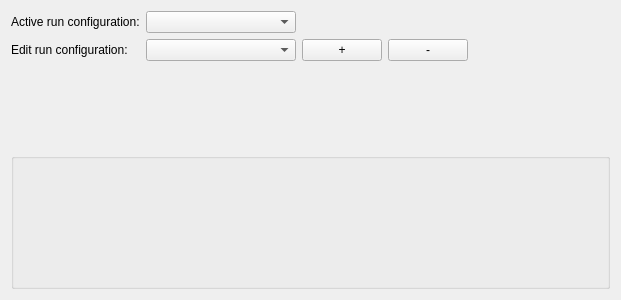
Before: the Qt Designer form src/plugins/projectexplorer/runsettingspropertiespage.ui in qt-creator/qt-creator, drawn with Qt 5.
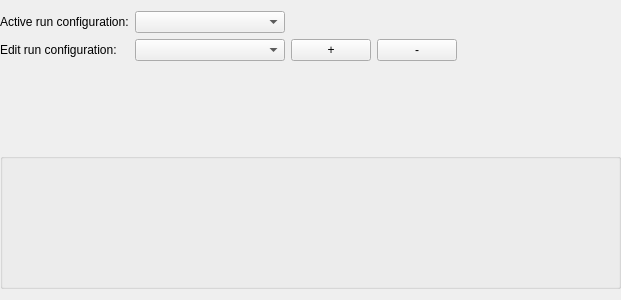
After: the same form once the commit is applied.

Commit message: Nicer content margins.

```diff
--- a/src/plugins/projectexplorer/runsettingspropertiespage.ui
+++ b/src/plugins/projectexplorer/runsettingspropertiespage.ui
@@ -11,6 +11,14 @@
    </rect>
   </property>
   <layout class="QVBoxLayout" name="verticalLayout">
+   <property name="leftMargin">
+    <number>0</number>
+   </property>
+   <property name="rightMargin">
+    <number>0</number>
+   </property>
+   <item>
+    <layout class="QHBoxLayout" name="horizontalLayout_3">
    <item>
     <layout class="QFormLayout" name="formLayout">
      <property name="fieldGrowthPolicy">
@@ -88,6 +96,21 @@
         </widget>
        </item>
       </layout>
+       </item>
+      </layout>
+     </item>
+     <item>
+      <spacer name="horizontalSpacer">
+       <property name="orientation">
+        <enum>Qt::Horizontal</enum>
+       </property>
+       <property name="sizeHint" stdset="0">
+        <size>
+         <width>40</width>
+         <height>20</height>
+        </size>
+       </property>
+      </spacer>
      </item>
     </layout>
    </item>
```
Lines whose indentation alone changed are shown as unchanged. The commit also changes 5 other files.
